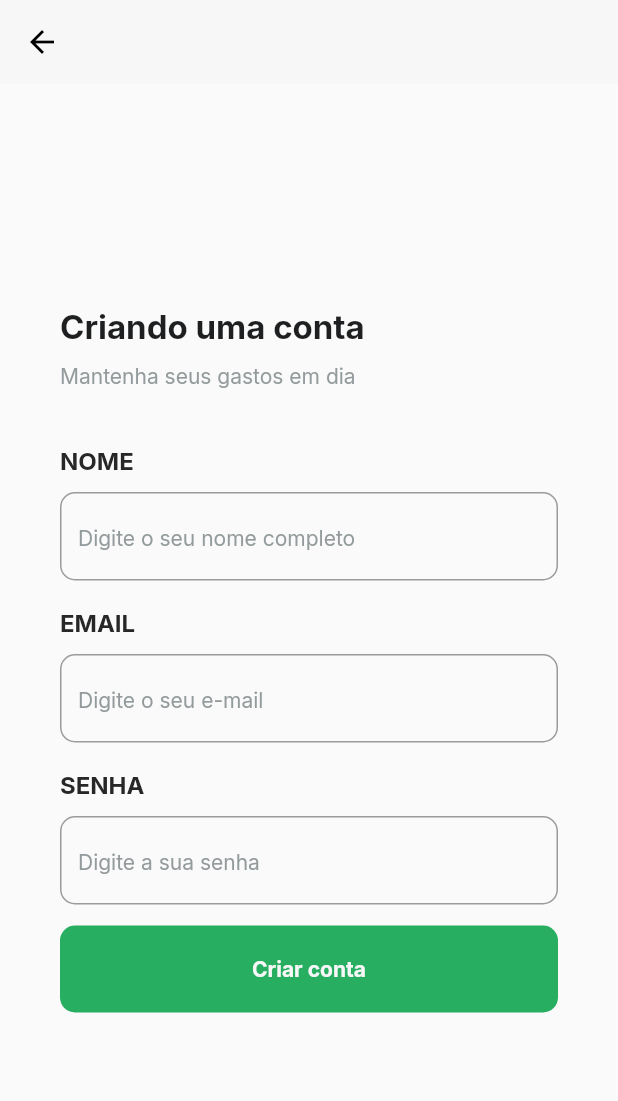
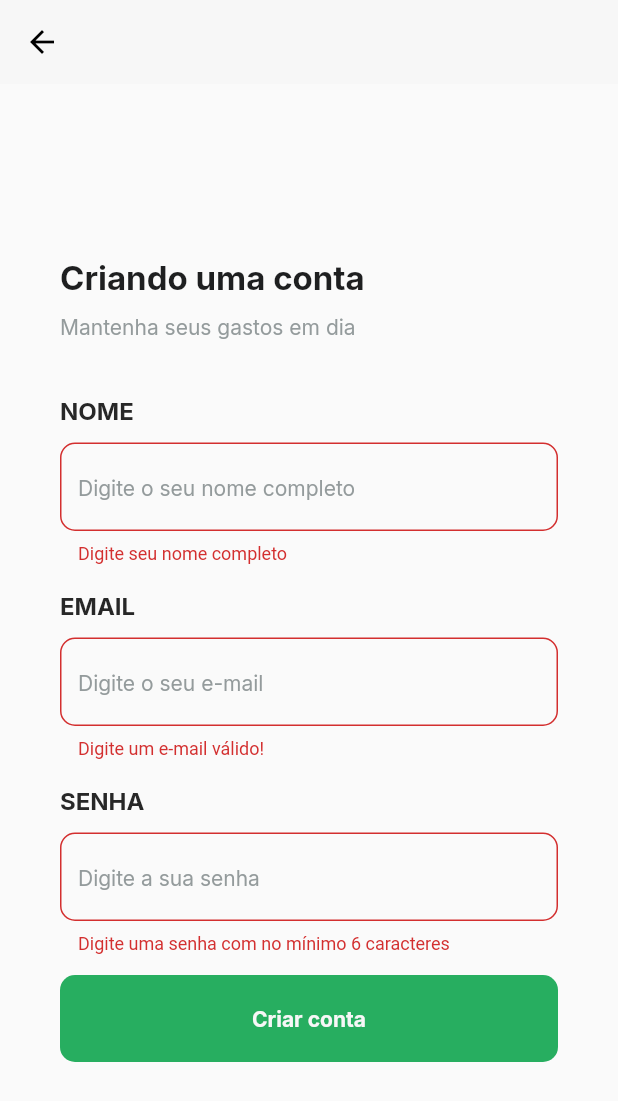
Before and after one commit to brnocorreia/Ta-Caro-App, a Flutter app: the CreateAccountPage screen opened by its route, after a tap on "Criar conta", on a phone screen of 412 x 824 dp. Shown: the top 1101 px of the screen. Run offline on Flutter 3.47's test engine with Material 2 defaults, Android fonts, the phone set to English and light mode, and no system bars; our stand-ins replace google_fonts, validators.

Commit message:
validators e controllers

```diff
--- /dev/null
+++ b/tacaro_app/lib/modules/login/pages/create account/create_account_controller.dart
@@ -0,0 +1,38 @@
+// ignore_for_file: prefer_final_fields
+
+import 'package:flutter/material.dart';
+
+class CreateAccountController {
+
+  final formKey = GlobalKey<FormState>();
+  String _email = "";
+  String _password = "";
+  String _name = "";
+
+  void onChanged({String? email, String? password, String? name}) {
+
+    _email = email ?? _email;
+    _password = password ?? _password;
+    _name = name ?? _name;
+
+    // ignore: avoid_print
+    print("email: $_email | password: $_password | name: $_name");
+
+  }
+
+  bool validate(){
+    final form = formKey.currentState!;
+    if(form.validate()){
+      form.save();
+      return true;
+    }
+      return false;
+  }
+
+  void create(){
+    if(validate()){
+
+    }
+  }
+
+}
--- a/tacaro_app/lib/modules/login/pages/create account/create_account_page.dart
+++ b/tacaro_app/lib/modules/login/pages/create account/create_account_page.dart
@@ -2,6 +2,9 @@ import 'package:flutter/material.dart';
 import 'package:tacaro_app/shared/theme/app_theme.dart';
 import 'package:tacaro_app/shared/widgets/button.dart';
 import 'package:tacaro_app/shared/widgets/input_text.dart';
+import 'package:validators/validators.dart';
+
+import 'create_account_controller.dart';
 
 class CreateAccountPage extends StatefulWidget {
   const CreateAccountPage({ Key? key }) : super(key: key);
@@ -11,6 +14,9 @@ class CreateAccountPage extends StatefulWidget {
 }
 
 class _CreateAccountPageState extends State<CreateAccountPage> {
+
+  final controller = CreateAccountController();
+
   @override
   Widget build(BuildContext context) {
     return Scaffold(
@@ -21,11 +27,13 @@ class _CreateAccountPageState extends State<CreateAccountPage> {
       ),
       body: Padding(
         padding: const EdgeInsets.symmetric(horizontal: 40.0),
+        child: Form(
+          key: controller.formKey,
           child: Column(
             mainAxisAlignment: MainAxisAlignment.center,
             crossAxisAlignment: CrossAxisAlignment.start,
             children: [
-            Text("Criando uma conta", style: AppTheme.textStyles.title),
+              Text("Criando uma conta", style: AppTheme.textStyles.title,),
               SizedBox(
                 height: 10,
                 ),
@@ -33,27 +41,44 @@ class _CreateAccountPageState extends State<CreateAccountPage> {
               SizedBox(
                 height: 38,
                 ),
-            InputText(label: "NOME", hint: "Digite o seu nome completo"),
+              InputText(
+                label: "NOME",
+                hint: "Digite o seu nome completo",
+                onChanged: (value) => controller.onChanged(name:value),
+                validator: (value) => value.isNotEmpty ? null : "Digite seu nome completo",
+                ),
               SizedBox(
                 height: 18,
                 ),
-            InputText(label: "EMAIL", hint: "Digite o seu e-mail"),
+              InputText(
+                label: "EMAIL",
+                hint: "Digite o seu e-mail",
+                onChanged: (value) => controller.onChanged(email:value),
+                validator: (value) => isEmail (value) ? null : "Digite um e-mail válido!",
+                ),
               SizedBox(
                 height: 18,
                 ),
-            InputText(label: "SENHA", hint: "Digite a sua senha"),
+              InputText(
+                label: "SENHA",
+                hint: "Digite a sua senha",
+                onChanged: (value) => controller.onChanged(password:value),
+                validator: (value) => value.length >= 6 ? null : "Digite uma senha com no mínimo 6 caracteres",
+                obscure: true,
+                ),
               SizedBox(
                 height: 14,
               ),
               Button(
                 label: "Criar conta",
                 onTap: () {
-
+                  controller.create();
                 },
                ),
             ],
           ),
         ),
+      ),
     );
   }
 }
--- a/tacaro_app/lib/shared/widgets/input_text.dart
+++ b/tacaro_app/lib/shared/widgets/input_text.dart
@@ -6,10 +6,17 @@ class InputText extends StatelessWidget {
 
   final String label;
   final String hint;
+  final bool obscure;
+  final void Function(String)? onChanged;
+  final String? Function(String)? validator;
 
   const InputText({
-    required this.label, required this.hint,
+    required this.label,
+    required this.hint,
+    this.obscure = false,
     Key? key,
+    this.onChanged,
+    this.validator,
   }) : super(key: key);
 
   @override
@@ -22,6 +29,13 @@ class InputText extends StatelessWidget {
           height: 12,
           ),
         TextFormField(
+          obscureText: obscure,
+          onChanged: onChanged,
+          validator: (value){
+            if (validator != null){
+              return validator!(value ?? "");
+            }
+          },
           style: AppTheme.textStyles.input,
           decoration: InputDecoration(
             hintText: hint,
--- a/tacaro_app/pubspec.yaml
+++ b/tacaro_app/pubspec.yaml
@@ -32,6 +32,7 @@ dependencies:
     sdk: flutter
   google_fonts: ^2.1.1
   path_provider: ^2.0.8
+  validators: ^3.0.0
 
 dev_dependencies:
   # The "flutter_lints" package below contains a set of recommended lints to
```
Also changed, not shown: tacaro_app/lib/modules/login/login_controller.dart (added, +36 -0 lines), tacaro_app/lib/modules/login/login_page.dart (+27 -4 lines), tacaro_app/pubspec.lock. Lines whose indentation alone changed are shown as unchanged.
